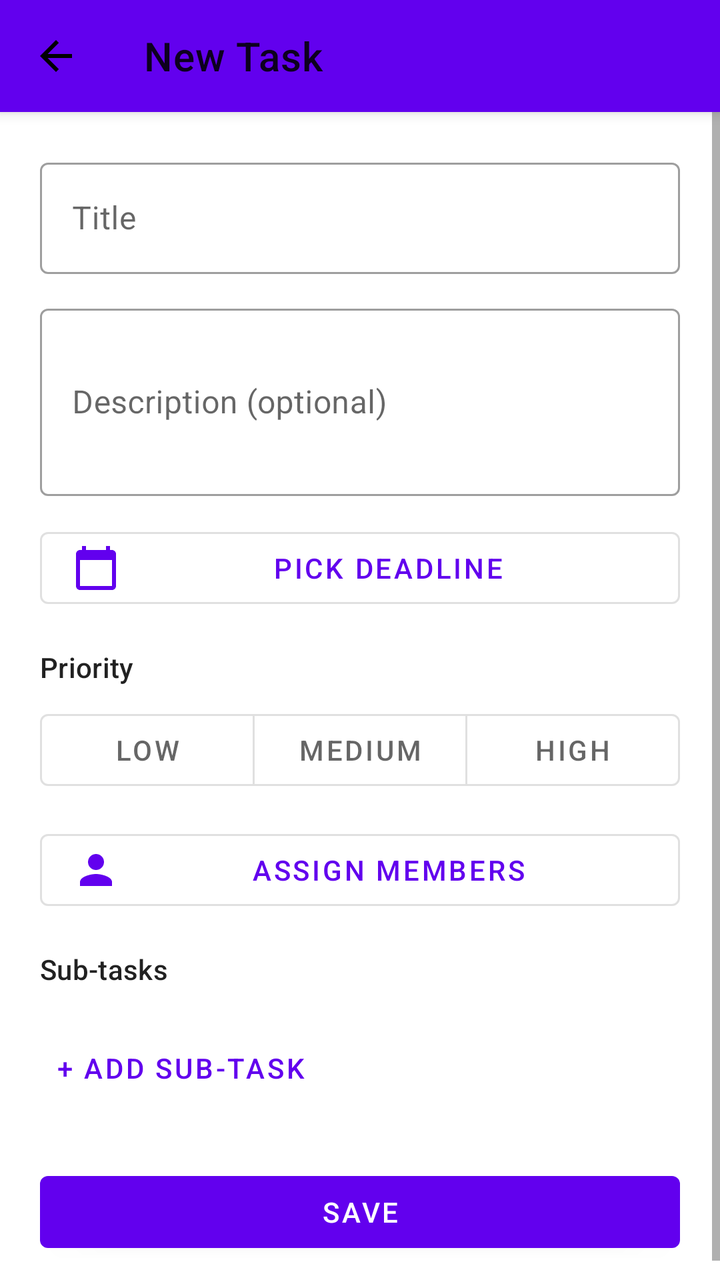
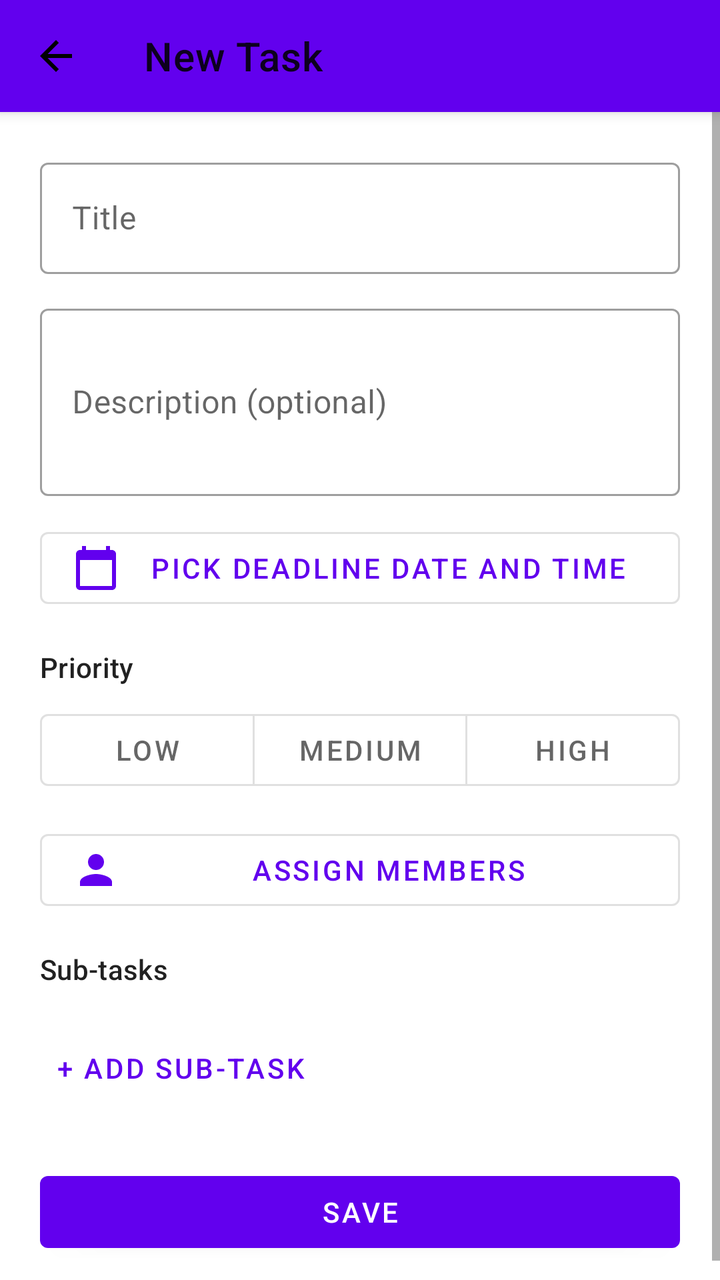

An Android layout rendered at two revisions. The XML below is the earlier revision; the diff shows what the commit changed to produce the second picture.
<!-- AndroidManifest.xml: application theme Theme.HWiXeL -->
<!-- res/layout/fragment_create_edit_task.xml -->
<?xml version="1.0" encoding="utf-8"?>
<androidx.coordinatorlayout.widget.CoordinatorLayout
    xmlns:android="http://schemas.android.com/apk/res/android"
    xmlns:app="http://schemas.android.com/apk/res-auto"
    android:layout_width="match_parent"
    android:layout_height="match_parent">

    <com.google.android.material.appbar.AppBarLayout
        android:layout_width="match_parent"
        android:layout_height="wrap_content">

        <com.google.android.material.appbar.MaterialToolbar
            android:id="@+id/toolbar"
            android:layout_width="match_parent"
            android:layout_height="?attr/actionBarSize"
            app:navigationIcon="@drawable/ic_back"
            app:navigationIconTint="?attr/colorOnSurface"
            app:title="@string/create_task_title" />

    </com.google.android.material.appbar.AppBarLayout>

    <ScrollView
        android:layout_width="match_parent"
        android:layout_height="match_parent"
        app:layout_behavior="@string/appbar_scrolling_view_behavior"
        android:fillViewport="true">

        <LinearLayout
            android:layout_width="match_parent"
            android:layout_height="wrap_content"
            android:orientation="vertical"
            android:padding="20dp">

            <com.google.android.material.textfield.TextInputLayout
                android:id="@+id/titleInputLayout"
                android:layout_width="match_parent"
                android:layout_height="wrap_content"
                android:hint="@string/task_title_label"
                style="@style/Widget.MaterialComponents.TextInputLayout.OutlinedBox">

                <com.google.android.material.textfield.TextInputEditText
                    android:id="@+id/titleEditText"
                    android:layout_width="match_parent"
                    android:layout_height="wrap_content"
                    android:inputType="textCapSentences"
                    android:maxLines="1" />
            </com.google.android.material.textfield.TextInputLayout>

            <com.google.android.material.textfield.TextInputLayout
                android:id="@+id/descriptionInputLayout"
                android:layout_width="match_parent"
                android:layout_height="wrap_content"
                android:layout_marginTop="12dp"
                android:hint="@string/task_description_label"
                style="@style/Widget.MaterialComponents.TextInputLayout.OutlinedBox">

                <com.google.android.material.textfield.TextInputEditText
                    android:id="@+id/descriptionEditText"
                    android:layout_width="match_parent"
                    android:layout_height="wrap_content"
                    android:inputType="textMultiLine|textCapSentences"
                    android:minLines="3"
                    android:maxLines="6" />
            </com.google.android.material.textfield.TextInputLayout>

            <com.google.android.material.button.MaterialButton
                android:id="@+id/deadlineButton"
                android:layout_width="match_parent"
                android:layout_height="wrap_content"
                android:layout_marginTop="12dp"
                android:text="@string/task_pick_deadline"
                app:icon="@drawable/ic_calendar"
                style="@style/Widget.MaterialComponents.Button.OutlinedButton" />

            
            <TextView
                android:layout_width="match_parent"
                android:layout_height="wrap_content"
                android:layout_marginTop="16dp"
                android:text="@string/task_priority_label"
                android:textAppearance="@style/TextAppearance.MaterialComponents.Subtitle2" />

            <com.google.android.material.button.MaterialButtonToggleGroup
                android:id="@+id/priorityToggleGroup"
                android:layout_width="match_parent"
                android:layout_height="wrap_content"
                android:layout_marginTop="8dp"
                app:singleSelection="true"
                app:selectionRequired="true">

                <com.google.android.material.button.MaterialButton
                    android:id="@+id/btnPriorityLow"
                    android:layout_width="0dp"
                    android:layout_height="wrap_content"
                    android:layout_weight="1"
                    android:text="@string/task_priority_low"
                    style="@style/Widget.MaterialComponents.Button.OutlinedButton" />

                <com.google.android.material.button.MaterialButton
                    android:id="@+id/btnPriorityMedium"
                    android:layout_width="0dp"
                    android:layout_height="wrap_content"
                    android:layout_weight="1"
                    android:text="@string/task_priority_medium"
                    style="@style/Widget.MaterialComponents.Button.OutlinedButton" />

                <com.google.android.material.button.MaterialButton
                    android:id="@+id/btnPriorityHigh"
                    android:layout_width="0dp"
                    android:layout_height="wrap_content"
                    android:layout_weight="1"
                    android:text="@string/task_priority_high"
                    style="@style/Widget.MaterialComponents.Button.OutlinedButton" />

            </com.google.android.material.button.MaterialButtonToggleGroup>

            
            <com.google.android.material.button.MaterialButton
                android:id="@+id/assigneesButton"
                android:layout_width="match_parent"
                android:layout_height="wrap_content"
                android:layout_marginTop="12dp"
                android:text="@string/task_assign_members"
                app:icon="@drawable/ic_person"
                style="@style/Widget.MaterialComponents.Button.OutlinedButton" />

            <TextView
                android:id="@+id/assigneesTextView"
                android:layout_width="match_parent"
                android:layout_height="wrap_content"
                android:layout_marginTop="4dp"
                android:textAppearance="@style/TextAppearance.MaterialComponents.Caption"
                android:visibility="gone" />

            
            <TextView
                android:layout_width="match_parent"
                android:layout_height="wrap_content"
                android:layout_marginTop="16dp"
                android:text="@string/task_subtasks_label"
                android:textAppearance="@style/TextAppearance.MaterialComponents.Subtitle2" />

            <LinearLayout
                android:id="@+id/subtasksContainer"
                android:layout_width="match_parent"
                android:layout_height="wrap_content"
                android:orientation="vertical"
                android:layout_marginTop="8dp" />

            <com.google.android.material.button.MaterialButton
                android:id="@+id/addSubtaskButton"
                android:layout_width="wrap_content"
                android:layout_height="wrap_content"
                android:layout_marginTop="8dp"
                android:text="@string/task_add_subtask"
                style="@style/Widget.MaterialComponents.Button.TextButton" />

            <com.google.android.material.button.MaterialButton
                android:id="@+id/saveTaskButton"
                android:layout_width="match_parent"
                android:layout_height="wrap_content"
                android:layout_marginTop="24dp"
                android:text="@string/btn_save_task" />

        </LinearLayout>

    </ScrollView>

</androidx.coordinatorlayout.widget.CoordinatorLayout>
<!-- resources referenced by this layout -->
<resources>
  <!-- drawable ic_back (drawable) -->
  <?xml version="1.0" encoding="utf-8"?>
  <vector xmlns:android="http://schemas.android.com/apk/res/android"
      android:width="24dp"
      android:height="24dp"
      android:viewportWidth="24"
      android:viewportHeight="24">
      <path
          android:fillColor="@android:color/black"
          android:pathData="M20,11H7.83l5.59,-5.59L12,4l-8,8 8,8 1.41,-1.41L7.83,13H20v-2z" />
  </vector>
  <!-- drawable ic_calendar (drawable) -->
  <?xml version="1.0" encoding="utf-8"?>
  <vector xmlns:android="http://schemas.android.com/apk/res/android"
      android:width="24dp"
      android:height="24dp"
      android:viewportWidth="24"
      android:viewportHeight="24">
      <path
          android:fillColor="@android:color/black"
          android:pathData="M20,3h-1V1h-2v2H7V1H5v2H4C2.9,3 2,3.9 2,5v16c0,1.1 0.9,2 2,2h16c1.1,0 2,-0.9 2,-2V5C22,3.9 21.1,3 20,3zM20,21H4V8h16V21z" />
  </vector>
  <!-- drawable ic_person (drawable) -->
  <?xml version="1.0" encoding="utf-8"?>
  <vector xmlns:android="http://schemas.android.com/apk/res/android"
      android:width="24dp"
      android:height="24dp"
      android:viewportWidth="24"
      android:viewportHeight="24">
      <path
          android:fillColor="@android:color/black"
          android:pathData="M12,12c2.21,0 4,-1.79 4,-4s-1.79,-4 -4,-4 -4,1.79 -4,4 1.79,4 4,4zM12,14c-2.67,0 -8,1.34 -8,4v2h16v-2c0,-2.66 -5.33,-4 -8,-4z" />
  </vector>
  <string name="btn_save_task">Save</string>
  <string name="create_task_title">New Task</string>
  <string name="task_add_subtask">+ Add sub-task</string>
  <string name="task_assign_members">Assign members</string>
  <string name="task_description_label">Description (optional)</string>
  <string name="task_pick_deadline">Pick deadline</string>
  <string name="task_priority_high">High</string>
  <string name="task_priority_label">Priority</string>
  <string name="task_priority_low">Low</string>
  <string name="task_priority_medium">Medium</string>
  <string name="task_subtasks_label">Sub-tasks</string>
  <string name="task_title_label">Title</string>
  <style name="Theme.HWiXeL" parent="Theme.MaterialComponents.DayNight.DarkActionBar">
          
          <item name="colorPrimary">@color/purple_500</item>
          <item name="colorPrimaryVariant">@color/purple_700</item>
          <item name="colorOnPrimary">@color/white</item>
          
          <item name="colorSecondary">@color/teal_200</item>
          <item name="colorSecondaryVariant">@color/teal_700</item>
          <item name="colorOnSecondary">@color/black</item>
          
          <item name="android:statusBarColor">?attr/colorPrimaryVariant</item>
          
      </style>
  <color name="purple_500">#FF6200EE</color>
  <color name="purple_700">#FF3700B3</color>
  <color name="white">#FFFFFFFF</color>
  <color name="teal_200">#FF03DAC5</color>
  <color name="teal_700">#FF018786</color>
  <color name="black">#FF000000</color>
</resources>

<!-- the commit's change to res/layout/fragment_create_edit_task.xml (unified diff, before → after) -->
@@ -68,7 +68,7 @@
                 android:layout_width="match_parent"
                 android:layout_height="wrap_content"
                 android:layout_marginTop="12dp"
-                android:text="@string/task_pick_deadline"
+                android:text="@string/task_pick_deadline_with_time"
                 app:icon="@drawable/ic_calendar"
                 style="@style/Widget.MaterialComponents.Button.OutlinedButton" />
 
<!-- resource entries referenced after the edit -->
@@ -38,7 +38,7 @@
   <string name="task_add_subtask">+ Add sub-task</string>
   <string name="task_assign_members">Assign members</string>
   <string name="task_description_label">Description (optional)</string>
-  <string name="task_pick_deadline">Pick deadline</string>
+  <string name="task_pick_deadline_with_time">Pick deadline date and time</string>
   <string name="task_priority_high">High</string>
   <string name="task_priority_label">Priority</string>
   <string name="task_priority_low">Low</string>
